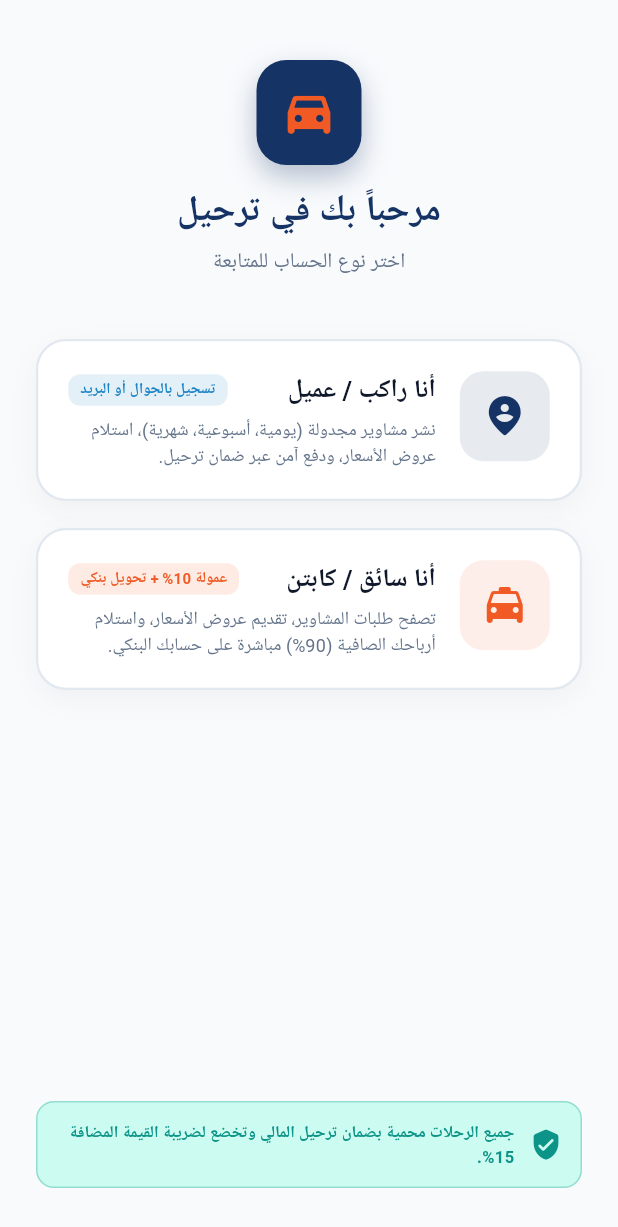
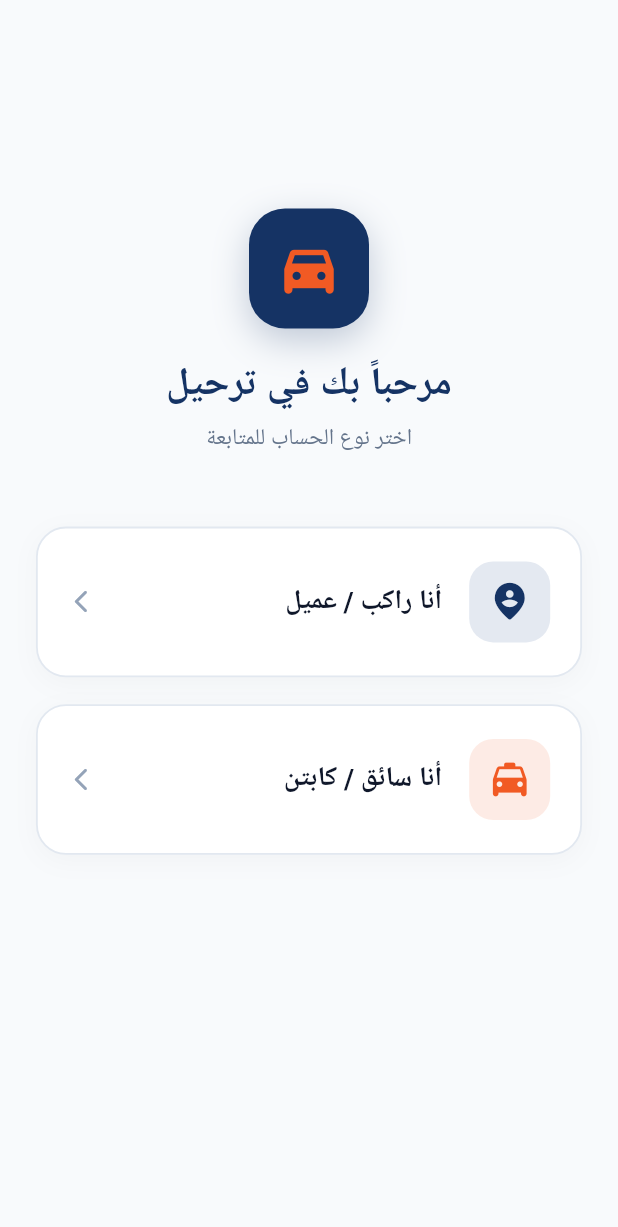
Before and after one commit to AhmedRashwan26/tarheel, a Flutter app: the screen it shows after launch, on a phone screen of 412 x 824 dp. Shown: the top 1227 px of the screen. Run offline on Flutter 3.47's test engine with Material 3 defaults, Android fonts, the phone set to English and light mode, and no system bars; our stand-ins replace audioplayers, dio, file_picker, google_fonts, shared_preferences, socket_io_client; Roboto replaces fonts that are missing (Cairo).

Commit message:
style: clean and streamline role selection screen design

```diff
--- a/tarheel_app/lib/features/auth/role_selection_screen.dart
+++ b/tarheel_app/lib/features/auth/role_selection_screen.dart
@@ -11,27 +11,28 @@
   @override
   Widget build(BuildContext context) {
     return Scaffold(
+      backgroundColor: AppColors.background,
       body: SafeArea(
         child: Padding(
-          padding: const EdgeInsets.symmetric(horizontal: 24.0, vertical: 20.0),
+          padding: const EdgeInsets.symmetric(horizontal: 24.0, vertical: 24.0),
           child: Column(
-            crossAxisAlignment: CrossAxisAlignment.stretch,
             children: [
-              const SizedBox(height: 20),
-              // Header with logo branding
+              const Spacer(flex: 1),
+
+              // Logo & App Name
               Center(
                 child: Column(
                   children: [
                     Container(
-                      width: 70,
-                      height: 70,
+                      width: 80,
+                      height: 80,
                       decoration: BoxDecoration(
                         color: AppColors.primary,
-                        borderRadius: BorderRadius.circular(20),
+                        borderRadius: BorderRadius.circular(24),
                         boxShadow: [
                           BoxShadow(
-                            color: AppColors.primary.withOpacity(0.3),
-                            blurRadius: 15,
+                            color: AppColors.primary.withValues(alpha: 0.25),
+                            blurRadius: 20,
                             offset: const Offset(0, 8),
                           ),
                         ],
@@ -39,14 +40,14 @@
                       child: const Icon(
                         Icons.directions_car_filled_rounded,
                         color: AppColors.accent,
-                        size: 38,
+                        size: 44,
                       ),
                     ),
-                    const SizedBox(height: 14),
+                    const SizedBox(height: 18),
                     const Text(
                       'مرحباً بك في ترحيل',
                       style: TextStyle(
-                        fontSize: 24,
+                        fontSize: 26,
                         fontWeight: FontWeight.bold,
                         color: AppColors.primary,
                       ),
@@ -54,22 +55,24 @@
                     const SizedBox(height: 6),
                     const Text(
                       'اختر نوع الحساب للمتابعة',
-                      style: TextStyle(fontSize: 14, color: AppColors.textSecondary),
+                      style: TextStyle(
+                        fontSize: 15,
+                        color: AppColors.textSecondary,
+                      ),
                     ),
                   ],
                 ),
               ),
-              const SizedBox(height: 40),
+
+              const SizedBox(height: 48),
 
               // Option 1: Client Card
-              _buildRoleCard(
+              _buildCleanRoleCard(
                 context,
                 title: 'أنا راكب / عميل',
-                subtitle: 'نشر مشاوير مجدولة (يومية، أسبوعية، شهرية)، استلام عروض الأسعار، ودفع آمن عبر ضمان ترحيل.',
                 icon: Icons.person_pin_circle_rounded,
-                badgeText: 'تسجيل بالجوال أو البريد',
-                badgeColor: AppColors.secondary,
-                accentColor: AppColors.primary,
+                iconColor: AppColors.primary,
+                iconBgColor: AppColors.primaryLight.withValues(alpha: 0.12),
                 onTap: () {
                   final auth = Provider.of<AuthProvider>(context, listen: false);
                   auth.setRole('CLIENT');
@@ -82,14 +85,12 @@
               const SizedBox(height: 18),
 
               // Option 2: Driver Card
-              _buildRoleCard(
+              _buildCleanRoleCard(
                 context,
                 title: 'أنا سائق / كابتن',
-                subtitle: 'تصفح طلبات المشاوير، تقديم عروض الأسعار، واستلام أرباحك الصافية (90%) مباشرة على حسابك البنكي.',
                 icon: Icons.local_taxi_rounded,
-                badgeText: 'عمولة 10% + تحويل بنكي',
-                badgeColor: AppColors.accent,
-                accentColor: AppColors.accent,
+                iconColor: AppColors.accent,
+                iconBgColor: AppColors.accent.withValues(alpha: 0.12),
                 onTap: () {
                   final auth = Provider.of<AuthProvider>(context, listen: false);
                   auth.setRole('DRIVER');
@@ -99,30 +100,7 @@
                 },
               ),
 
-              const Spacer(),
-
-              // Anti-cash policy note
-              Container(
-                padding: const EdgeInsets.all(12),
-                decoration: BoxDecoration(
-                  color: AppColors.escrowLight,
-                  borderRadius: BorderRadius.circular(12),
-                  border: Border.all(color: AppColors.escrow.withOpacity(0.3)),
-                ),
-                child: Row(
-                  children: [
-                    const Icon(Icons.verified_user_rounded, color: AppColors.escrow, size: 22),
-                    const SizedBox(width: 10),
-                    const Expanded(
-                      child: Text(
-                        'جميع الرحلات محمية بضمان ترحيل المالي وتخضع لضريبة القيمة المضافة 15%.',
-                        style: TextStyle(fontSize: 11, color: AppColors.escrow, fontWeight: FontWeight.bold),
-                      ),
-                    ),
-                  ],
-                ),
-              ),
-              const SizedBox(height: 12),
+              const Spacer(flex: 2),
             ],
           ),
         ),
@@ -130,84 +108,57 @@
     );
   }
 
-  Widget _buildRoleCard(
+  Widget _buildCleanRoleCard(
     BuildContext context, {
     required String title,
-    required String subtitle,
     required IconData icon,
-    required String badgeText,
-    required Color badgeColor,
-    required Color accentColor,
+    required Color iconColor,
+    required Color iconBgColor,
     required VoidCallback onTap,
   }) {
     return InkWell(
       onTap: onTap,
       borderRadius: BorderRadius.circular(20),
       child: Container(
-        padding: const EdgeInsets.all(20),
+        padding: const EdgeInsets.symmetric(horizontal: 20, vertical: 22),
         decoration: BoxDecoration(
           color: Colors.white,
           borderRadius: BorderRadius.circular(20),
-          border: Border.all(color: AppColors.cardBorder, width: 1.5),
+          border: Border.all(color: AppColors.cardBorder, width: 1.2),
           boxShadow: [
             BoxShadow(
-              color: Colors.black.withOpacity(0.04),
-              blurRadius: 15,
-              offset: const Offset(0, 6),
+              color: Colors.black.withValues(alpha: 0.03),
+              blurRadius: 14,
+              offset: const Offset(0, 4),
             ),
           ],
         ),
         child: Row(
-          crossAxisAlignment: CrossAxisAlignment.start,
           children: [
             Container(
-              padding: const EdgeInsets.all(14),
+              width: 54,
+              height: 54,
               decoration: BoxDecoration(
-                color: accentColor.withOpacity(0.1),
+                color: iconBgColor,
                 borderRadius: BorderRadius.circular(16),
               ),
-              child: Icon(icon, color: accentColor, size: 32),
+              child: Icon(icon, color: iconColor, size: 30),
             ),
-            const SizedBox(width: 16),
+            const SizedBox(width: 18),
             Expanded(
-              child: Column(
-                crossAxisAlignment: CrossAxisAlignment.start,
-                children: [
-                  Row(
-                    mainAxisAlignment: MainAxisAlignment.spaceBetween,
-                    children: [
-                      Text(
+              child: Text(
                 title,
                 style: const TextStyle(
-                          fontSize: 17,
+                  fontSize: 18,
                   fontWeight: FontWeight.bold,
                   color: AppColors.textPrimary,
                 ),
               ),
-                      Container(
-                        padding: const EdgeInsets.symmetric(horizontal: 8, vertical: 3),
-                        decoration: BoxDecoration(
-                          color: badgeColor.withOpacity(0.12),
-                          borderRadius: BorderRadius.circular(8),
             ),
-                        child: Text(
-                          badgeText,
-                          style: TextStyle(fontSize: 10, fontWeight: FontWeight.bold, color: badgeColor),
-                        ),
-                      ),
-                    ],
-                  ),
-                  const SizedBox(height: 6),
-                  Text(
-                    subtitle,
-                    style: const TextStyle(
-                      fontSize: 12,
-                      color: AppColors.textSecondary,
-                      height: 1.4,
-                    ),
-                  ),
-                ],
-              ),
+            const Icon(
+              Icons.arrow_forward_ios_rounded,
+              size: 18,
+              color: AppColors.textMuted,
             ),
           ],
         ),
```
Lines whose indentation alone changed are shown as unchanged.
